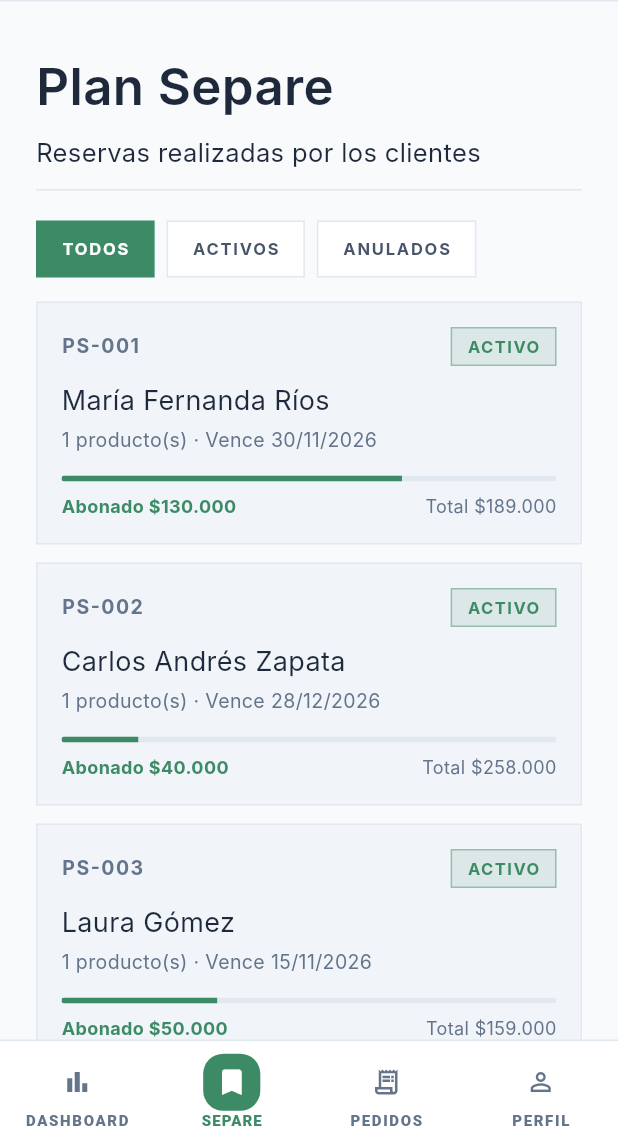
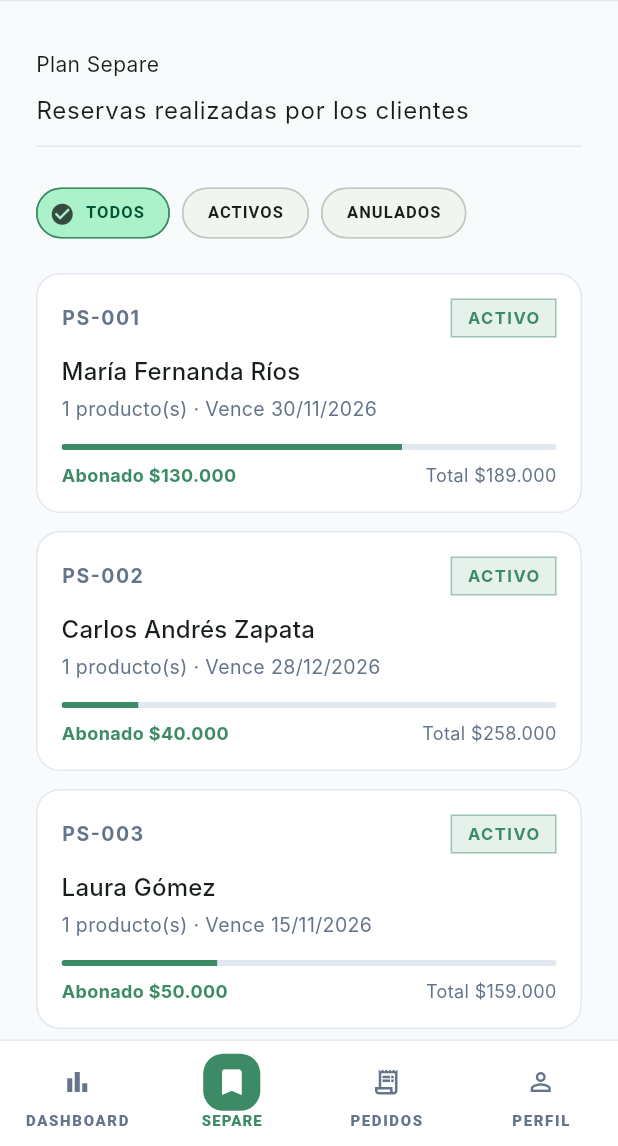
Before and after one commit to Tomas-zuleta/ModaPlus, a Flutter app: the AdminShell screen opened directly, item 2 of the bottom bar chosen, on a phone screen of 412 x 824 dp, the part 90-1236 px from its top. Run offline on Flutter 3.47's test engine with Material 3 defaults, Android fonts, the phone set to English and light mode, and no system bars; drawn by our look-alikes of flutter_animate; our stand-ins replace file_picker, shared_preferences, supabase_flutter; accounts and stored records are empty; Roboto replaces fonts that are missing (Inter); statements that could not run were skipped.

Commit message:
Mejorar filtros, modo oscuro y revisión previa de ventas
- Rediseñar pestañas de filtros con ChoiceChip accesibles y colores del tema.
- Adaptar encabezados y tarjetas de Plan Separe al tema claro/oscuro.
- Consultar detalles de ventas para revisar variantes y cantidades antes de aprobar.
- Mantener aprobación deshabilitada hasta verificar transacciones e inventario.

No modifica la web ni la base de datos.

```diff
--- a/lib/pages/plan_separe_view.dart
+++ b/lib/pages/plan_separe_view.dart
@@ -53,22 +53,16 @@ class _PlanSepareViewState extends State<PlanSepareView> {
               children: [
                 const Text(
                   'Plan Separe',
-                  style: TextStyle(
-                    fontSize: 34,
-                    fontWeight: FontWeight.w600,
-                    color: AppColors.textDark,
-                  ),
+                  style: Theme.of(context).textTheme.headlineMedium,
                 ).stagger(0),
                 const SizedBox(height: 8),
                 Container(
                   padding: const EdgeInsets.only(bottom: 12),
-                  decoration: const BoxDecoration(
-                    border: Border(bottom: BorderSide(color: AppColors.panelBorder)),
+                  decoration: BoxDecoration(
+                    border: Border(bottom: BorderSide(color: Theme.of(context).dividerColor)),
                   ),
-                  child: const Text(
-                    'Reservas realizadas por los clientes',
-                    style: TextStyle(fontSize: 17, color: AppColors.textDark),
-                  ),
+                  child: Text('Reservas realizadas por los clientes',
+                    style: Theme.of(context).textTheme.bodyLarge),
                 ).stagger(1),
                 const SizedBox(height: 20),
                 FilterChipsRow<PlanFilter>(
@@ -111,8 +105,9 @@ class _PlanCard extends StatelessWidget {
       child: Container(
         padding: const EdgeInsets.all(16),
         decoration: BoxDecoration(
-          color: AppColors.panel,
-          border: Border.all(color: AppColors.panelBorder),
+          color: Theme.of(context).cardColor,
+          border: Border.all(color: Theme.of(context).dividerColor),
+          borderRadius: BorderRadius.circular(16),
         ),
         child: Column(
           crossAxisAlignment: CrossAxisAlignment.start,
@@ -137,7 +132,7 @@ class _PlanCard extends StatelessWidget {
             ),
             const SizedBox(height: 10),
             Text(plan.clientName,
-                style: const TextStyle(fontSize: 18, color: AppColors.textDark)),
+                style: Theme.of(context).textTheme.titleMedium),
             const SizedBox(height: 4),
             Text(
               '${plan.items.length} producto(s) · Vence ${formatDate(plan.dueDate)}',
--- a/lib/widgets/filter_chips.dart
+++ b/lib/widgets/filter_chips.dart
@@ -1,76 +1,41 @@
 import 'package:flutter/material.dart';
 
-import '../utils/app_colors.dart';
-
+/// Filtros accesibles con selección visible en modo claro y oscuro.
 class FilterChipsRow<T> extends StatelessWidget {
   final List<T> values;
   final T selected;
   final String Function(T) labelOf;
   final ValueChanged<T> onSelected;
-
-  const FilterChipsRow({
-    super.key,
-    required this.values,
-    required this.selected,
-    required this.labelOf,
-    required this.onSelected,
-  });
+  const FilterChipsRow({super.key, required this.values, required this.selected,
+    required this.labelOf, required this.onSelected});
 
   @override
   Widget build(BuildContext context) {
+    final colors = Theme.of(context).colorScheme;
     return SingleChildScrollView(
       scrollDirection: Axis.horizontal,
-      child: Row(
-        children: [
-          for (final v in values)
-            Padding(
-              padding: const EdgeInsets.only(right: 8),
-              child: _Chip(
-                label: labelOf(v),
-                selected: v == selected,
-                onTap: () => onSelected(v),
-              ),
+      child: Row(children: [
+        for (final value in values)
+          Padding(
+            padding: const EdgeInsets.only(right: 8),
+            child: ChoiceChip(
+              label: Text(labelOf(value).toUpperCase()),
+              selected: selected == value,
+              showCheckmark: false,
+              avatar: selected == value
+                ? const Icon(Icons.check_circle, size: 17) : null,
+              onSelected: (_) => onSelected(value),
+              labelStyle: TextStyle(fontSize: 11, fontWeight: FontWeight.w700,
+                letterSpacing: .7,
+                color: selected == value ? colors.onPrimaryContainer : colors.onSurface),
+              selectedColor: colors.primaryContainer,
+              backgroundColor: colors.surfaceContainerLow,
+              side: BorderSide(color: selected == value
+                ? colors.primary : colors.outlineVariant),
+              shape: RoundedRectangleBorder(borderRadius: BorderRadius.circular(24)),
             ),
-        ],
-      ),
+          ),
+      ]),
     );
   }
 }
-
-class _Chip extends StatelessWidget {
-  final String label;
-  final bool selected;
-  final VoidCallback onTap;
-
-  const _Chip({
-    required this.label,
-    required this.selected,
-    required this.onTap,
-  });
-
-  @override
-  Widget build(BuildContext context) {
-    return GestureDetector(
-      onTap: onTap,
-      child: AnimatedContainer(
-        duration: const Duration(milliseconds: 200),
-        padding: const EdgeInsets.symmetric(horizontal: 16, vertical: 10),
-        decoration: BoxDecoration(
-          color: selected ? AppColors.primary : Colors.white,
-          border: Border.all(
-            color: selected ? AppColors.primary : AppColors.panelBorder,
-          ),
-        ),
-        child: Text(
-          label.toUpperCase(),
-          style: TextStyle(
-            fontSize: 11,
-            fontWeight: FontWeight.bold,
-            letterSpacing: 1.2,
-            color: selected ? Colors.white : AppColors.mutedLabel,
-          ),
-        ),
-      ),
-    );
-  }
-}
```
Also changed, not shown: lib/pages/sale_review_page.dart (+32 -1 lines), lib/services/supabase_data_service.dart (+9 -0 lines).
